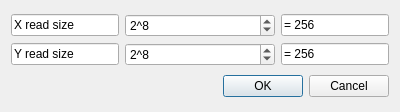
Qt form inputbox.ui (CS26-FPD-Explorer/FPD-Explorer) before a commit.
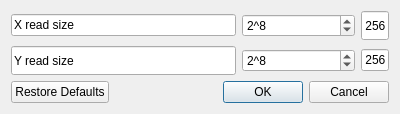
The same form after that commit.

What changed in the file:
```diff
--- a/inputbox.ui
+++ b/inputbox.ui
@@ -7,19 +7,19 @@
     <x>0</x>
     <y>0</y>
     <width>400</width>
-    <height>112</height>
+    <height>114</height>
    </rect>
   </property>
   <property name="minimumSize">
    <size>
     <width>400</width>
-    <height>100</height>
+    <height>114</height>
    </size>
   </property>
   <property name="maximumSize">
    <size>
     <width>400</width>
-    <height>112</height>
+    <height>114</height>
    </size>
   </property>
   <property name="windowTitle">
@@ -32,7 +32,7 @@
       <widget class="QSpinBox" name="Ysize">
        <property name="sizePolicy">
         <sizepolicy hsizetype="Expanding" vsizetype="Fixed">
-         <horstretch>5</horstretch>
+         <horstretch>4</horstretch>
          <verstretch>0</verstretch>
         </sizepolicy>
        </property>
@@ -60,7 +60,7 @@
       <widget class="QSpinBox" name="Xsize">
        <property name="sizePolicy">
         <sizepolicy hsizetype="Expanding" vsizetype="Fixed">
-         <horstretch>8</horstretch>
+         <horstretch>3</horstretch>
          <verstretch>0</verstretch>
         </sizepolicy>
        </property>
@@ -93,31 +93,12 @@
        </property>
       </widget>
      </item>
-     <item row="0" column="0">
-      <widget class="QLineEdit" name="lineEdit_4">
-       <property name="sizePolicy">
-        <sizepolicy hsizetype="Fixed" vsizetype="Fixed">
-         <horstretch>0</horstretch>
-         <verstretch>0</verstretch>
-        </sizepolicy>
-       </property>
-       <property name="cursor">
-        <cursorShape>ArrowCursor</cursorShape>
-       </property>
-       <property name="text">
-        <string>X read size</string>
-       </property>
-       <property name="readOnly">
-        <bool>true</bool>
-       </property>
-      </widget>
-     </item>
      <item row="1" column="0">
       <widget class="QLineEdit" name="lineEdit_3">
        <property name="sizePolicy">
-        <sizepolicy hsizetype="Fixed" vsizetype="Fixed">
-         <horstretch>0</horstretch>
-         <verstretch>0</verstretch>
+        <sizepolicy hsizetype="Expanding" vsizetype="Expanding">
+         <horstretch>4</horstretch>
+         <verstretch>1</verstretch>
         </sizepolicy>
        </property>
        <property name="cursor">
@@ -134,28 +115,12 @@
        </property>
       </widget>
      </item>
-     <item row="1" column="2">
-      <widget class="QLineEdit" name="yValue">
-       <property name="sizePolicy">
-        <sizepolicy hsizetype="Minimum" vsizetype="Fixed">
-         <horstretch>0</horstretch>
-         <verstretch>0</verstretch>
-        </sizepolicy>
-       </property>
-       <property name="text">
-        <string>= 256</string>
-       </property>
-       <property name="readOnly">
-        <bool>true</bool>
-       </property>
-      </widget>
-     </item>
      <item row="0" column="2">
       <widget class="QLineEdit" name="xValue">
        <property name="sizePolicy">
-        <sizepolicy hsizetype="Minimum" vsizetype="Fixed">
-         <horstretch>0</horstretch>
-         <verstretch>0</verstretch>
+        <sizepolicy hsizetype="Expanding" vsizetype="Expanding">
+         <horstretch>1</horstretch>
+         <verstretch>1</verstretch>
         </sizepolicy>
        </property>
        <property name="text">
@@ -166,12 +131,35 @@
        </property>
       </widget>
      </item>
+     <item row="0" column="0">
+      <widget class="QLineEdit" name="Xtext">
+       <property name="sizePolicy">
+        <sizepolicy hsizetype="Expanding" vsizetype="Fixed">
+         <horstretch>8</horstretch>
+         <verstretch>0</verstretch>
+        </sizepolicy>
+       </property>
+       <property name="text">
+        <string>X read size</string>
+       </property>
+      </widget>
+     </item>
+     <item row="1" column="2">
+      <widget class="QLineEdit" name="Yvalue">
+       <property name="text">
+        <string>= 256</string>
+       </property>
+      </widget>
+     </item>
     </layout>
    </item>
    <item>
     <widget class="QDialogButtonBox" name="buttonBox">
      <property name="standardButtons">
-      <set>QDialogButtonBox::Cancel|QDialogButtonBox::Ok</set>
+      <set>QDialogButtonBox::Cancel|QDialogButtonBox::Ok|QDialogButtonBox::RestoreDefaults</set>
+     </property>
+     <property name="centerButtons">
+      <bool>false</bool>
      </property>
     </widget>
    </item>
```
Left out of the diff: 10 changed lines with no effect on the pictures.
